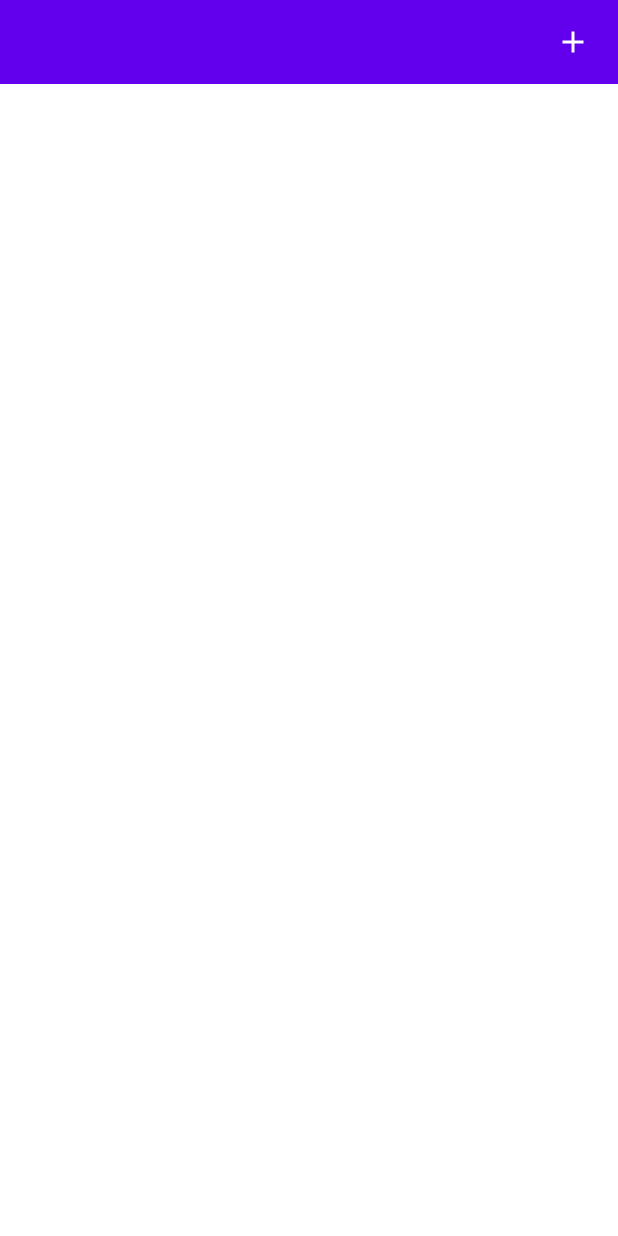
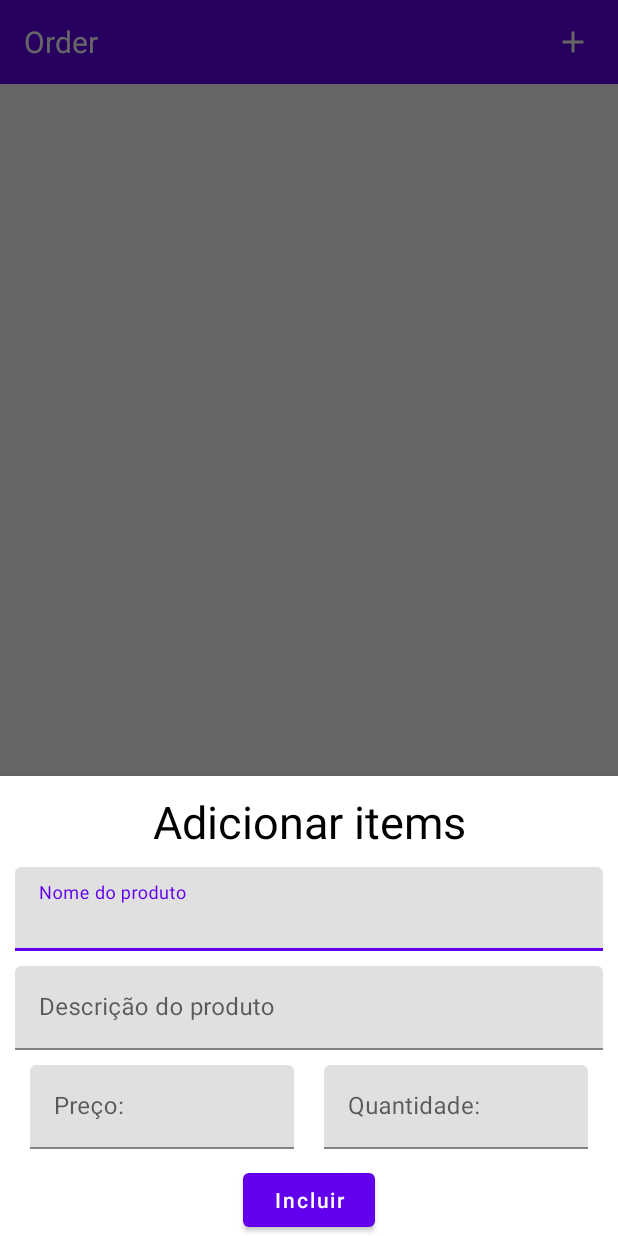
Before and after one commit to BrunoFerreiradaSilva/SalesApp, an Android app: the OrderRegistrationActivity screen opened directly, with no data from a screen before it, after a tap on "button_for_include_item", on a phone screen of 412 x 824 dp. Run offline under Robolectric (Android 15) with nearby library versions, the phone set to English and light mode, and no system bars; our stand-ins replace Dagger/Hilt's generated code, Room's generated code.

Commit message:
include texWatcher and adjusts classes

```diff
--- a/app/src/main/java/com/example/salesapp/data/repository/SalesRepository.kt
+++ b/app/src/main/java/com/example/salesapp/data/repository/SalesRepository.kt
@@ -7,5 +7,6 @@ import kotlinx.coroutines.flow.Flow
 
 interface SalesRepository {
      fun getOrders():Flow<DataState<List<Order>>>
-     suspend fun insertItem(item:Item)
+     suspend fun setOrder(order: Order):Flow<DataState<List<Order>>>
+     suspend fun insertItem(listItem:List<Item>):Flow<DataState<List<Item>>>
 }
--- a/app/src/main/java/com/example/salesapp/model/Item.kt
+++ b/app/src/main/java/com/example/salesapp/model/Item.kt
@@ -1,8 +1,8 @@
 package com.example.salesapp.model
 
 data class Item(
-    val name:String,
+    val nameProduct:String,
     val description:String,
-    val price:Int,
+    val price:String,
     val amount:Int
 )
--- a/app/src/main/java/com/example/salesapp/ui/orderplace/OrdersPlacedActivity.kt
+++ b/app/src/main/java/com/example/salesapp/ui/orderplace/OrdersPlacedActivity.kt
@@ -6,10 +6,8 @@ import androidx.activity.viewModels
 import androidx.appcompat.app.AppCompatActivity
 import androidx.recyclerview.widget.GridLayoutManager
 import com.example.salesapp.databinding.ActivityOrdersPlacedBinding
-import com.example.salesapp.model.Mock
 import com.example.salesapp.ui.orderregistration.OrderRegistrationActivity
 import dagger.hilt.android.AndroidEntryPoint
-import javax.inject.Inject
 
 @AndroidEntryPoint
 class OrdersPlacedActivity : AppCompatActivity() {
--- a/app/src/main/java/com/example/salesapp/ui/orderregistration/OrderRegistrationActivity.kt
+++ b/app/src/main/java/com/example/salesapp/ui/orderregistration/OrderRegistrationActivity.kt
@@ -1,28 +1,45 @@
 package com.example.salesapp.ui.orderregistration
 
-import android.app.Dialog
-import androidx.appcompat.app.AppCompatActivity
 import android.os.Bundle
 import androidx.activity.viewModels
-import androidx.compose.ui.window.Dialog
-import androidx.fragment.app.DialogFragment
+import androidx.appcompat.app.AppCompatActivity
+import androidx.core.view.isVisible
+import androidx.lifecycle.lifecycleScope
+import androidx.recyclerview.widget.GridLayoutManager
+import com.example.salesapp.MoneyTextWatcher
 import com.example.salesapp.R
 import com.example.salesapp.databinding.ActivityOrderRegistrationBinding
 import com.example.salesapp.databinding.LayoutIncludeProductBinding
 import com.google.android.material.bottomsheet.BottomSheetBehavior
 import com.google.android.material.bottomsheet.BottomSheetDialog
 import dagger.hilt.android.AndroidEntryPoint
+import kotlinx.coroutines.launch
+
 
 @AndroidEntryPoint
 class OrderRegistrationActivity : AppCompatActivity() {
 
     private lateinit var binding: ActivityOrderRegistrationBinding
-    private val viewModel:OrderRegistrationViewModel by viewModels()
+    private val viewModel: OrderRegistrationViewModel by viewModels()
 
     override fun onCreate(savedInstanceState: Bundle?) {
         super.onCreate(savedInstanceState)
         binding = ActivityOrderRegistrationBinding.inflate(layoutInflater)
         setContentView(binding.root)
+        val ordersRegistrationAdapter = OrdersRegistrationAdapter()
+
+
+        binding.rvOrderRegistration.apply {
+            adapter = ordersRegistrationAdapter
+            layoutManager = GridLayoutManager(this@OrderRegistrationActivity,1)
+        }
+
+        lifecycleScope.launch {
+            viewModel.uiState.collect { listItem ->
+                ordersRegistrationAdapter.submitList(listItem)
+                binding.cvButtons.isVisible = listItem.isNotEmpty()
+            }
+        }
 
         binding.btnAddItem.setOnClickListener {
             val bottomSheet = BottomSheetDialog(this, R.style.DialogStyle)
@@ -30,12 +47,36 @@ class OrderRegistrationActivity : AppCompatActivity() {
             bottomSheet.setContentView(bindingProduct.root)
             bottomSheet.behavior.state = BottomSheetBehavior.STATE_EXPANDED
 
-            bindingProduct.btnIncludeProduct.setOnClickListener {
-                bottomSheet.dismiss()
-            }
             bottomSheet.show()
 
+
+            bindingProduct.tiePrice.apply {
+                addTextChangedListener(MoneyTextWatcher(this))
+            }
+
+
+            bindingProduct.btnIncludeProduct.setOnClickListener {
+                bindingProduct.apply {
+                    if (viewModel.verifyFields(
+                            tieProductName.text.toString(),
+                            tieAmount.text.toString(),
+                            tiePrice.text.toString(),
+                            tieProductDescription.text.toString()
+                        )
+                    ) {
+                        viewModel.insertProduct(
+                            tieProductName.text.toString(),
+                            tieProductDescription.text.toString(),
+                            tiePrice.text.toString(),
+                            tieAmount.text.toString()
+                        )
+                        bottomSheet.dismiss()
+                    } else {
+                        return@setOnClickListener
+                    }
+
+                }
+            }
         }
-
     }
 }
--- a/app/src/main/res/layout/activity_order_registration.xml
+++ b/app/src/main/res/layout/activity_order_registration.xml
@@ -20,7 +20,9 @@
             android:layout_width="wrap_content"
             android:layout_height="wrap_content"
             android:layout_marginTop="10dp"
+            android:text="Order"
             android:textColor="@color/white"
+            android:textSize="20sp"
             app:layout_constraintStart_toStartOf="parent"
             app:layout_constraintTop_toBottomOf="@id/toolbar" />
 
@@ -31,29 +33,80 @@
             android:layout_gravity="end"
             android:layout_marginEnd="10dp"
             android:background="@android:color/transparent"
+            android:clickable="true"
+            android:contentDescription="@string/button_for_include_item"
             android:padding="8dp"
-            android:clickable="true"
             android:src="@drawable/ic_add"
-            app:tint="@color/white"
-            android:contentDescription="@string/button_for_include_item" />
+            app:tint="@color/white" />
 
     </androidx.appcompat.widget.Toolbar>
 
     <androidx.recyclerview.widget.RecyclerView
+        android:id="@+id/rv_order_registration"
         android:layout_width="match_parent"
         android:layout_height="0dp"
         android:layout_marginTop="8dp"
-        app:layout_constraintBottom_toTopOf="@id/cv_buttons"
+        app:layout_constraintBottom_toTopOf="@id/cl_total"
         app:layout_constraintEnd_toEndOf="parent"
         app:layout_constraintStart_toStartOf="parent"
         app:layout_constraintTop_toBottomOf="@id/toolbar" />
+
+    <androidx.constraintlayout.widget.ConstraintLayout
+        android:id="@+id/cl_total"
+        android:layout_width="0dp"
+        android:layout_height="wrap_content"
+        app:layout_constraintTop_toBottomOf="@id/rv_order_registration"
+        android:layout_margin="10dp"
+        app:layout_constraintBottom_toTopOf="@id/cv_buttons"
+        app:layout_constraintEnd_toEndOf="parent"
+        app:layout_constraintStart_toStartOf="parent">
+
+        <TextView
+            android:id="@+id/tv_total_items"
+            android:layout_width="0dp"
+            android:layout_height="wrap_content"
+            android:textSize="20sp"
+            android:text="Total de items: "
+            app:layout_constraintStart_toStartOf="parent"
+            app:layout_constraintTop_toTopOf="parent" />
+
+        <TextView
+            android:id="@+id/tv_result_total_items"
+            android:layout_width="0dp"
+            android:layout_height="wrap_content"
+            android:textAlignment="textStart"
+            android:textSize="20sp"
+            app:layout_constraintStart_toEndOf="@id/tv_total_items"
+            app:layout_constraintEnd_toEndOf="parent"
+            app:layout_constraintTop_toTopOf="parent" />
+
+        <TextView
+            android:id="@+id/tv_total_value"
+            android:layout_width="0dp"
+            android:layout_height="wrap_content"
+            android:textSize="20sp"
+            android:text="Total de valores: "
+            app:layout_constraintStart_toStartOf="parent"
+            app:layout_constraintTop_toBottomOf="@id/tv_total_items" />
+
+        <TextView
+            android:layout_width="0dp"
+            android:textSize="20sp"
+            android:layout_height="wrap_content"
+            app:layout_constraintEnd_toEndOf="parent"
+            android:textAlignment="textStart"
+            app:layout_constraintStart_toEndOf="@id/tv_total_value"
+            app:layout_constraintTop_toBottomOf="@id/tv_result_total_items" />
+
+    </androidx.constraintlayout.widget.ConstraintLayout>
 
 
     <androidx.constraintlayout.widget.ConstraintLayout
         android:id="@+id/cv_buttons"
         android:layout_width="match_parent"
         android:layout_height="wrap_content"
-        android:visibility="gone"
+        android:visibility="visible"
+        app:layout_constraintTop_toBottomOf="@id/cl_total"
         app:layout_constraintBottom_toBottomOf="parent"
         app:layout_constraintEnd_toEndOf="parent"
         app:layout_constraintStart_toStartOf="parent">
@@ -63,10 +116,12 @@
             android:layout_width="wrap_content"
             android:layout_height="wrap_content"
             android:layout_marginBottom="8dp"
+            android:visibility="visible"
+
             android:text="Salvar"
-            app:layout_constraintEnd_toEndOf="parent"
             android:textAllCaps="false"
             app:layout_constraintBottom_toBottomOf="parent"
+            app:layout_constraintEnd_toEndOf="parent"
             app:layout_constraintStart_toStartOf="parent" />
 
     </androidx.constraintlayout.widget.ConstraintLayout>
--- a/app/src/main/res/layout/layout_include_product.xml
+++ b/app/src/main/res/layout/layout_include_product.xml
@@ -4,32 +4,28 @@
     android:layout_height="match_parent"
     xmlns:app="http://schemas.android.com/apk/res-auto">
 
-        <com.google.android.material.textfield.TextInputLayout
-            android:id="@+id/til_client_name"
-            android:layout_width="match_parent"
-            android:layout_height="wrap_content"
-            android:layout_margin="10dp"
-            android:layout_marginTop="10dp"
-            android:hint="Nome do cliente"
-            app:layout_constraintEnd_toEndOf="parent"
-            app:layout_constraintStart_toStartOf="parent"
-            app:layout_constraintTop_toTopOf="parent">
-
-            <com.google.android.material.textfield.TextInputEditText
-                android:id="@+id/tie_client_name"
-                android:layout_width="match_parent"
-                android:layout_height="wrap_content" />
-        </com.google.android.material.textfield.TextInputLayout>
+    <TextView
+        android:id="@+id/tv_title"
+        app:layout_constraintTop_toTopOf="parent"
+        app:layout_constraintEnd_toEndOf="parent"
+        android:textAlignment="center"
+        android:textSize="30sp"
+        android:textColor="@color/black"
+        android:layout_margin="10dp"
+        app:layout_constraintStart_toStartOf="parent"
+        android:text="@string/title_add_items"
+        android:layout_width="match_parent"
+        android:layout_height="wrap_content"/>
 
         <com.google.android.material.textfield.TextInputLayout
             android:id="@+id/til_product_name"
             android:layout_width="match_parent"
             android:layout_height="wrap_content"
             android:layout_margin="10dp"
-            android:hint="Nome do produto"
-            app:layout_constraintEnd_toEndOf="@+id/til_client_name"
-            app:layout_constraintStart_toStartOf="@+id/til_client_name"
-            app:layout_constraintTop_toBottomOf="@+id/til_client_name">
+            android:hint="@string/name_of_product"
+            app:layout_constraintEnd_toEndOf="parent"
+            app:layout_constraintStart_toStartOf="parent"
+           app:layout_constraintTop_toBottomOf="@id/tv_title">
 
             <com.google.android.material.textfield.TextInputEditText
                 android:id="@+id/tie_product_name"
@@ -42,7 +38,7 @@
             android:layout_width="match_parent"
             android:layout_height="wrap_content"
             android:layout_margin="10dp"
-            android:hint="Descrição do produto"
+            android:hint="@string/description_of_product"
             app:layout_constraintEnd_toEndOf="@+id/til_product_name"
             app:layout_constraintStart_toStartOf="@+id/til_product_name"
             app:layout_constraintTop_toBottomOf="@+id/til_product_name">
@@ -58,7 +54,7 @@
             android:layout_width="0dp"
             android:layout_height="wrap_content"
             android:layout_margin="10dp"
-            android:hint="Preço"
+            android:hint="@string/price"
             app:layout_constraintEnd_toStartOf="@id/til_amount"
             app:layout_constraintStart_toStartOf="@id/til_product_description"
             app:layout_constraintTop_toBottomOf="@id/til_product_description">
@@ -75,7 +71,7 @@
             android:layout_width="0dp"
             android:layout_height="wrap_content"
             android:layout_margin="10dp"
-            android:hint="Quantidade"
+            android:hint="@string/amount"
             app:layout_constraintEnd_toEndOf="@id/til_product_description"
             app:layout_constraintStart_toEndOf="@id/til_price"
             app:layout_constraintTop_toBottomOf="@id/til_product_description">
@@ -92,7 +88,7 @@
             android:layout_width="wrap_content"
             android:layout_height="wrap_content"
             android:layout_marginTop="10dp"
-            android:text="Incluir"
+            android:text="@string/include"
             android:layout_marginBottom="10dp"
             android:textAllCaps="false"
             app:layout_constraintEnd_toEndOf="parent"
--- a/app/src/main/res/values-night/themes.xml
+++ b/app/src/main/res/values-night/themes.xml
@@ -13,4 +13,10 @@
         <item name="android:statusBarColor">?attr/colorPrimaryVariant</item>
         <!-- Customize your theme here. -->
     </style>
+
+    <style name="DialogStyle" parent="Theme.Design.Light.BottomSheetDialog">
+        <item name="android:windowIsFloating">false</item>
+        <item name="android:statusBarColor">@android:color/transparent</item>
+        <item name="android:windowSoftInputMode">adjustResize</item>
+    </style>
 </resources>
--- a/app/src/main/res/values/strings.xml
+++ b/app/src/main/res/values/strings.xml
@@ -2,4 +2,13 @@
     <string name="app_name">SalesApp</string>
     <string name="button_for_created_order">button for created order</string>
     <string name="button_for_include_item">button_for_include_item</string>
+    <string name="product">Produto:</string>
+    <string name="description">Descrição:</string>
+    <string name="price">Preço:</string>
+    <string name="amount">Quantidade:</string>
+    <string name="name_of_product">Nome do produto</string>
+    <string name="description_of_product">Descrição do produto</string>
+    <string name="value_standard">R$ 0,00</string>
+    <string name="title_add_items">Adicionar items</string>
+    <string name="include">Incluir</string>
 </resources>
--- a/app/src/main/res/values/themes.xml
+++ b/app/src/main/res/values/themes.xml
@@ -13,4 +13,10 @@
         <item name="android:statusBarColor">?attr/colorPrimaryVariant</item>
         <!-- Customize your theme here. -->
     </style>
+
+    <style name="DialogStyle" parent="Theme.Design.Light.BottomSheetDialog">
+        <item name="android:windowIsFloating">false</item>
+        <item name="android:statusBarColor">@android:color/transparent</item>
+        <item name="android:windowSoftInputMode">adjustResize</item>
+    </style>
 </resources>
```
Also changed, not shown: app/src/main/java/com/example/salesapp/MoneyTextWatcher.kt (added, +51 -0 lines), app/src/main/java/com/example/salesapp/data/repository/SalesRepositoryImp.kt (+7 -2 lines), app/src/main/java/com/example/salesapp/model/Mock.kt (deleted, +0 -23 lines), app/src/main/java/com/example/salesapp/ui/orderregistration/OrderRegistrationViewModel.kt (+45 -2 lines), app/src/main/java/com/example/salesapp/ui/orderregistration/OrdersRegistrationAdapter.kt (added, +49 -0 lines), app/src/main/res/layout/item_registration_order.xml (added, +101 -0 lines).
